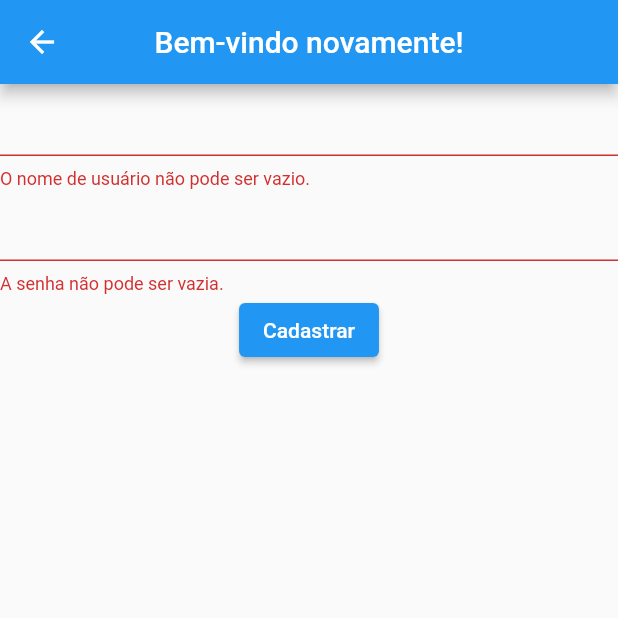
After one commit to davMac606/wannakry, a Flutter app: the Login screen opened by its route, after a tap on "Cadastrar", on a phone screen of 412 x 824 dp, the top half of it. The commit adds this screen. Run offline on Flutter 3.47's test engine with Material 2 defaults, Android fonts, the phone set to English and light mode, and no system bars.

```diff
--- a/lib/formulario.dart
+++ b/lib/formulario.dart
@@ -23,6 +23,7 @@
   @override
   Widget build(BuildContext context) {
     return Scaffold(
+      resizeToAvoidBottomInset : false,
       appBar: AppBar(
         title: Text('Formulário'),
       ),
--- a/lib/formularioexer.dart
+++ b/lib/formularioexer.dart
@@ -3,6 +3,8 @@
 import 'package:flutter/material.dart';
 import 'package:flutter/services.dart';
 import 'package:wannakry/telacadastrada.dart';
+import 'package:wannakry/user.dart';
+import 'package:wannakry/user_repository.dart';
 
 class FormExercise extends StatefulWidget {
   const FormExercise({super.key});
@@ -17,6 +19,7 @@ class _FormExerciseState extends State<FormExercise> {
   TextEditingController _username = TextEditingController();
   TextEditingController _idade = TextEditingController();
   TextEditingController _senha = TextEditingController();
+  UserRepository userRepo = UserRepository();
   String nome = "";
   String email = "";
   String username = "";
@@ -143,17 +146,29 @@ if (_formKey1.currentState!.validate()) {
           }
 
             setState(() {
-              _nome.clear();
-              _email.clear();
-              _username.clear();
-              _idade.clear();
-              _senha.clear();
-              //aaaaaaaaaaaaaa
-              //
+              username = _username.text;
+              nome = _nome.text;
+              email = _email.text;
+              idade = int.parse(_idade.text);
+              senha = _senha.text;
+              User user = User(username, senha);
+              userRepo.addUser(user);
+              setState(() {
+
+                _username.text = "";
+                _nome.text = "";
+                _email.text = "";
+                _idade.text = "";
+                _senha.text = "";
+              });
+
             successo();
 
             });
-            Navigator.pushNamed(context, '/HomePage');
+            Navigator.pushNamed(context, '/HomePage', arguments: <String, String>{
+              'username': _username.text,
+              'senha': _senha.text,
+            });
 }
 
             }, child: Text("Cadastrar"))
--- /dev/null
+++ b/lib/login.dart
@@ -0,0 +1,94 @@
+// ignore_for_file: annotate_overrides, prefer_const_constructors, unused_field, prefer_final_fields, override_on_non_overriding_member, unused_import
+
+import 'package:flutter/material.dart';
+import 'package:wannakry/formularioexer.dart';
+import 'package:wannakry/home_page.dart';
+import 'package:wannakry/telacadastrada.dart';
+import 'package:wannakry/user_repository.dart';
+import 'package:wannakry/user.dart';
+
+class Login extends StatefulWidget {
+  const Login({super.key});
+
+  @override
+  State<Login> createState() => _LoginState();
+}
+
+class _LoginState extends State<Login> {
+  @override
+  TextEditingController _username = TextEditingController();
+  TextEditingController _senha = TextEditingController();
+  UserRepository _userRepository = UserRepository();
+  GlobalKey<FormState> formKey1 = GlobalKey<FormState>();
+  String username = "";
+  String senha = "";
+
+
+  Widget build(BuildContext context) {
+    return Scaffold(
+      resizeToAvoidBottomInset: false,
+      appBar: AppBar(
+        title: Text('Bem-vindo novamente!'),
+        centerTitle: true,
+      ),
+      body: Center(
+        child: Column(children: [
+          Form(
+              key: formKey1,
+              child: Column(
+                children: [
+                  TextFormField(
+                    controller: _username,
+                    validator: (value) {
+                      if (value == null || value.isEmpty) {
+                        return 'O nome de usuário não pode ser vazio.';
+                      } else {
+                        if (_username.text.length < 5) {
+                          return 'O nome de usuário deve ter mais de 5 caracteres.';
+                        }
+                      }
+                      return null;
+                    },
+                  ),
+                  TextFormField(
+                    controller: _senha,
+                    validator: (value) {
+                      if (value == null || value.isEmpty) {
+                        return 'A senha não pode ser vazia.';
+                      } else {
+                        if (_senha.text.length < 5) {
+                          return 'A senha deve ter mais de 5 caracteres.';
+                        }
+                      }
+                      return null;
+                    },
+                  ),
+                  ElevatedButton(
+                      onPressed: () {
+                        if (formKey1.currentState!.validate()) {
+                            User user = User(username, senha);
+                          if (_userRepository.login(user)) {
+                            void successo() {
+                              ScaffoldMessenger.of(context).showSnackBar(
+                                  SnackBar(content: Text('Login efetuado!')));
+                              setState(() {
+                                username = _username.text;
+                                senha = _senha.text;
+                              });
+                            }
+
+                            successo();
+                          } else {
+                            ScaffoldMessenger.of(context).showSnackBar(
+                                SnackBar(content: Text('Login inválido!')));
+                          }
+                        }
+                      },
+                      child: Text("Cadastrar")),
+                ],
+              ))
+        ]),
+      ),
+    );
+  }
+}
--- a/lib/main.dart
+++ b/lib/main.dart
@@ -3,6 +3,7 @@ import 'package:wannakry/formularioexer.dart';
 import 'package:flutter/material.dart';
 import 'package:wannakry/home_page.dart';
 import 'package:wannakry/telacadastrada.dart';
+import 'package:wannakry/login.dart';
 
 void main() {
   runApp(const MyApp());
@@ -23,6 +24,7 @@ class MyApp extends StatelessWidget {
         '/HomePage': (context) => const HomePage(),
         '/Formulario': (context) => const Formulario(),
         '/FormExercise': (context) => const FormExercise(),
+        '/Login': (context) => const Login(),
         'TelaCadastro': (context) => const TelaCadastro(),
       },
       home: const FormExercise(),
--- /dev/null
+++ b/lib/user.dart
@@ -0,0 +1,13 @@
+
+class User {
+  String _username;
+  String _senha;
+
+  User(this._username, this._senha);
+
+
+  get username => _username;
+  get senha => _senha;
+  set username(value) => _username = username;
+  set senha(value) => _senha = senha;
+}
--- /dev/null
+++ b/lib/user_repository.dart
@@ -0,0 +1,21 @@
+import 'package:wannakry/user.dart';
+// ignore_for_file: unused_field, prefer_final_fields, unnecessary_this, avoid_print
+class UserRepository{
+  List<User> _users = [];
+
+
+  UserRepository(){
+  this._users = [];
+}
+void addUser(User user){
+  _users.add(user);
+}
+
+bool login(User user){
+  if(_users.contains(user)){
+    return true;
+  }else{
+    return false;
+  }
+}
+}
```
Also changed, not shown: lib/home_page.dart (+5 -2 lines).
